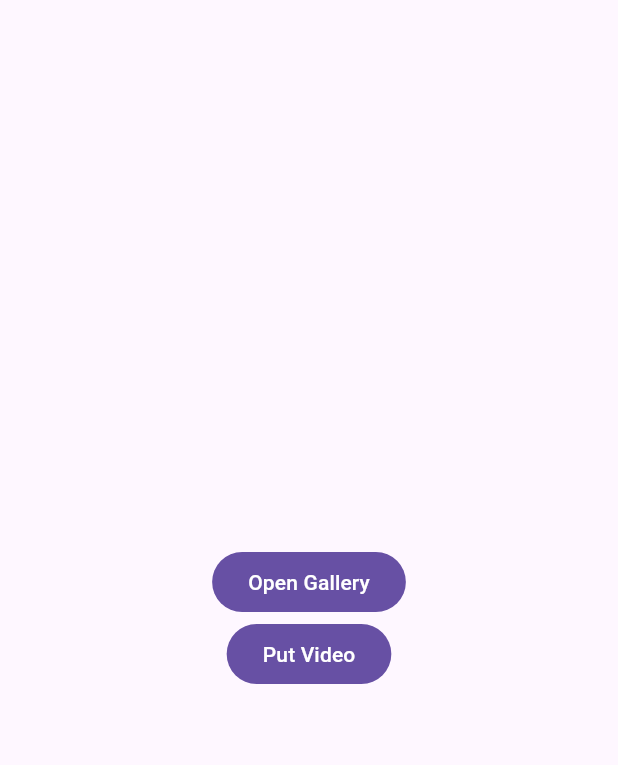
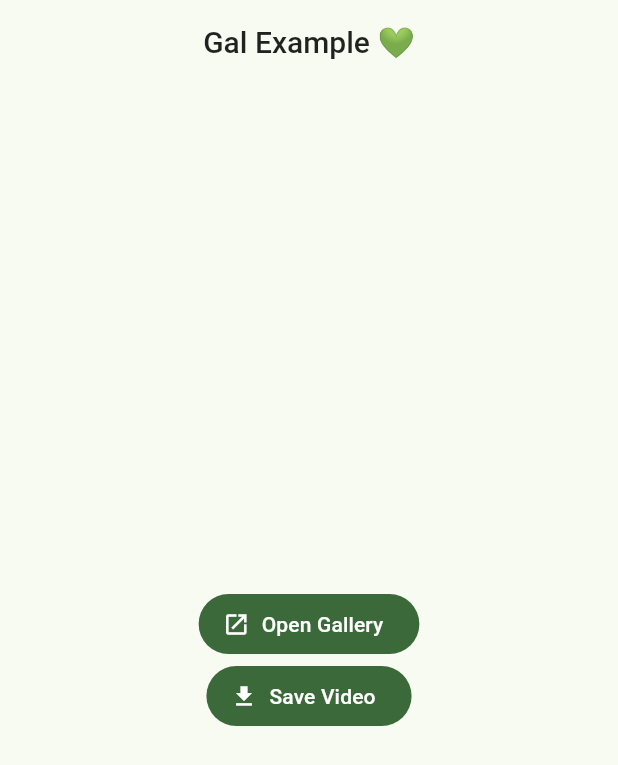
Before and after one commit to natsuk4ze/gal, a Flutter app: the screen it shows after launch, on a phone screen of 412 x 824 dp. Shown: the top 765 px of the screen. Run offline on Flutter 3.47's test engine with Material 2 defaults, Android fonts, the phone set to English and light mode, and no system bars; our stand-ins replace plugin_platform_interface; missing offline and left inert: android_intent_plus.

```diff
--- a/example/lib/main.dart
+++ b/example/lib/main.dart
@@ -1,10 +1,9 @@
 import 'dart:io';
 
 import 'package:flutter/material.dart';
+import 'package:flutter/services.dart';
 
-import 'package:flutter/services.dart';
 import 'package:gal/gal.dart';
-import 'package:path_provider/path_provider.dart';
 
 void main() {
   runApp(const MyApp());
@@ -16,29 +15,40 @@ class MyApp extends StatelessWidget {
   @override
   Widget build(BuildContext context) {
     return MaterialApp(
-      theme: ThemeData(useMaterial3: true),
+      theme: ThemeData(
+        useMaterial3: true,
+        colorSchemeSeed: Colors.green,
+      ),
       home: Scaffold(
+        appBar: AppBar(
+          title: Center(
+              child: Text(
+            "Gal Example 💚",
+            style: Theme.of(context).textTheme.titleLarge,
+          )),
+        ),
         body: Center(
           child: Column(
             mainAxisSize: MainAxisSize.min,
             children: [
-              FilledButton(
-                onPressed: () async {
-                  Gal.open();
-                },
-                child: const Text('Open Gallery'),
+              FilledButton.icon(
+                onPressed: () async => Gal.open(),
+                label: const Text('Open Gallery'),
+                icon: const Icon(Icons.open_in_new),
               ),
-              FilledButton(
+              FilledButton.icon(
                 onPressed: () async {
                   final byteData = await rootBundle.load('assets/done.mp4');
-
-                  final tempDir = await getTemporaryDirectory();
-                  final file = await File('${tempDir.path}/video.mp4').create();
+                  final file =
+                      await File('${Directory.systemTemp.path}/done.mp4')
+                          .create();
                   await file.writeAsBytes(byteData.buffer.asUint8List(
                       byteData.offsetInBytes, byteData.lengthInBytes));
-                  Gal.putVideo(file.path);
+
+                  await Gal.putVideo(file.path);
                 },
-                child: const Text('Put Video'),
+                label: const Text('Save Video'),
+                icon: const Icon(Icons.download),
               ),
             ],
           ),
--- a/pubspec.yaml
+++ b/pubspec.yaml
@@ -1,10 +1,11 @@
 name: gal
-description: null
+description: Flutter plugin for handle native gallary apps.
 version: 0.0.1
-homepage:
+homepage: https://github.com/Midori-Design-Studio/gal
 
 environment:
   sdk: '>=3.0.0 <4.0.0'
+  flutter: '>=3.3.0'
 
 dependencies:
   android_intent_plus: ^4.0.1
```
Also changed, not shown: example/pubspec.yaml (+1 -55 lines), example/pubspec.lock, 2 other files.
